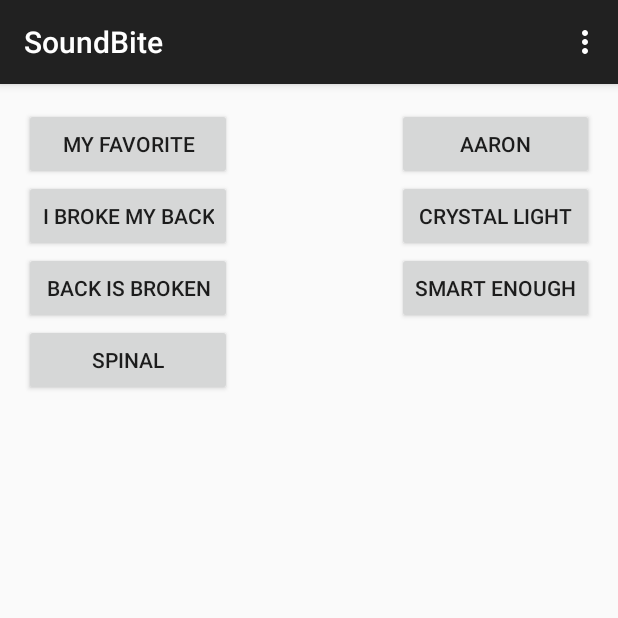
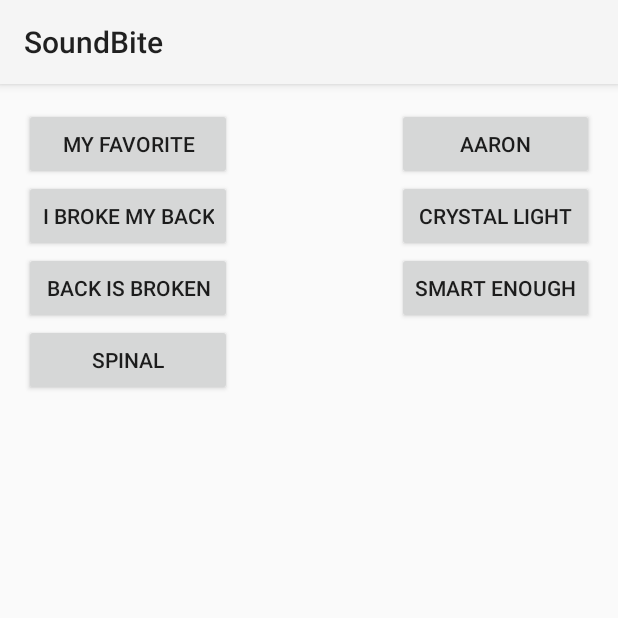
Before and after one commit to Unthrottled/soundbite, an Android app: the screen it shows after launch (MainActivity), on a phone screen of 412 x 824 dp, the top half of it. Run offline under Robolectric (Android 15) with nearby library versions, the phone set to English and light mode, and no system bars.

Commit message:
Changed the menu and the theme.

```diff
--- a/app/src/main/AndroidManifest.xml
+++ b/app/src/main/AndroidManifest.xml
@@ -6,7 +6,7 @@
         android:allowBackup="true"
         android:icon="@drawable/ic_launcher"
         android:label="@string/app_name"
-        android:theme="@style/AppTheme" >
+        android:theme="@style/Theme.AppCompat.Light" >
         <activity
             android:name=".MainActivity"
             android:label="@string/app_name" >
--- a/app/src/main/res/menu/menu_main.xml
+++ b/app/src/main/res/menu/menu_main.xml
@@ -2,8 +2,4 @@
       xmlns:app="http://schemas.android.com/apk/res-auto"
       xmlns:tools="http://schemas.android.com/tools"
       tools:context=".MainActivity">
-    <item android:id="@+id/action_settings"
-          android:title="@string/action_settings"
-          android:orderInCategory="100"
-          app:showAsAction="never"/>
 </menu>
--- a/app/src/main/res/values/strings.xml
+++ b/app/src/main/res/values/strings.xml
@@ -7,5 +7,6 @@
     <string name="title_section3">Section 3</string>
     <string name="hello_world">Hello world!</string>
     <string name="action_settings">Settings</string>
+    <string name="add_bite_string">Add Bite</string>
 
 </resources>
```
Also changed, not shown: app/src/main/java/space/cyclic/reference/soundbite/app/MainActivity.java (+0 -10 lines).
